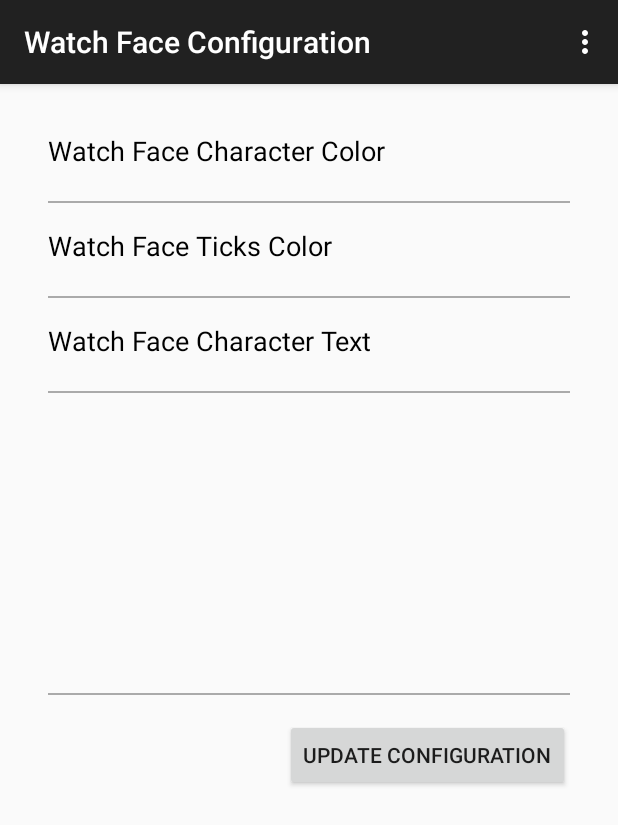
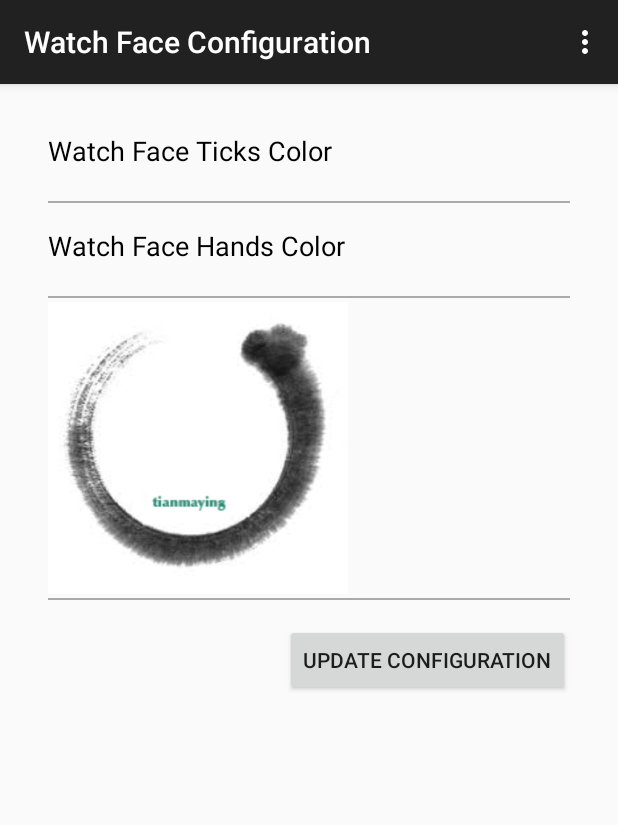
Before and after one commit to xiaozhi239/screentip, an Android app: the WatchFaceConfigActivity screen opened directly, with no data from a screen before it, on a phone screen of 412 x 824 dp. Shown: the top 825 px of the screen. Run offline under Robolectric (Android 15) with nearby library versions, the phone set to English and light mode, and no system bars; 1 statement that could not run was skipped.

Commit message:
Change the app title and app icon. Trim the unused features for the first version.

```diff
--- a/mobile/src/main/AndroidManifest.xml
+++ b/mobile/src/main/AndroidManifest.xml
@@ -8,7 +8,7 @@
 
     <application
         android:allowBackup="true"
-        android:icon="@mipmap/ic_launcher"
+        android:icon="@drawable/app_icon"
         android:label="@string/app_name"
         android:theme="@style/AppTheme" >
 
@@ -37,7 +37,7 @@
         </activity>
         <activity
             android:name=".tutorial.TutorialActivity"
-            android:label="@string/title_activity_tutorial" >
+            android:label="@string/app_name" >
             <intent-filter>
                 <action android:name="android.intent.action.MAIN" />
                 <category android:name="android.intent.category.LAUNCHER" />
--- a/mobile/src/main/java/com/huangsz/android/screentip/config/WatchFaceConfigActivity.java
+++ b/mobile/src/main/java/com/huangsz/android/screentip/config/WatchFaceConfigActivity.java
@@ -6,14 +6,17 @@ import android.graphics.Color;
 import android.net.Uri;
 import android.support.v7.app.ActionBarActivity;
 import android.os.Bundle;
+import android.text.Layout;
 import android.view.Menu;
 import android.view.MenuItem;
 import android.view.View;
 import android.widget.Button;
 import android.widget.ImageView;
+import android.widget.RelativeLayout;
 import android.widget.TextView;
 
 import com.huangsz.android.screentip.R;
+import com.huangsz.android.screentip.feature.FLAGS;
 import com.huangsz.android.screentip.utils.ImageUtils;
 import com.huangsz.android.screentip.widget.CharacterTipDialog;
 import com.huangsz.android.screentip.widget.ColorChooserDialog;
@@ -27,6 +30,8 @@ public class WatchFaceConfigActivity extends ActionBarActivity implements
 
     private static final String TAG_TICK_COLOR = "TAG_TICK_COLOR";
 
+    private static final String TAG_HAND_COLOR = "TAG_HAND_COLOR";
+
     private static final String TAG_CHARACTER_TEXT = "TAG_CHARACTER_TEXT";
 
     private static final int CODE_SELECT_BACKGROUND_PICTURE = 0;
@@ -34,6 +39,8 @@ public class WatchFaceConfigActivity extends ActionBarActivity implements
     private View mConfigCharacterColorPreview;
 
     private View mConfigTickColorPreview;
+
+    private View mConfigHandColorPreview;
 
     private TextView mConfigCharacterTextPreview;
 
@@ -49,12 +56,17 @@ public class WatchFaceConfigActivity extends ActionBarActivity implements
         setContentView(R.layout.activity_watch_face_config);
         mConfigCharacterColorPreview = findViewById(R.id.configuration_character_color_preview);
         mConfigTickColorPreview = findViewById(R.id.configuration_ticks_colour_preview);
+        mConfigHandColorPreview = findViewById(R.id.configuration_hands_colour_preview);
         mConfigCharacterTextPreview =
                 (TextView) findViewById(R.id.configuration_character_text_preview);
         mUpdateConfigButton = (Button) findViewById(R.id.configuration_update_button);
         mBackgroundImageView = (ImageView) findViewById(R.id.configuration_background);
         mWatchFaceConfigConnector = new WatchFaceConfigConnector(this);
-        findViewById(R.id.configuration_character_colour_layout).setOnClickListener(
+
+        RelativeLayout characterColorLayout = (RelativeLayout) findViewById(
+                R.id.configuration_character_colour_layout);
+        if (FLAGS.SCREEN_CHARACTER) {
+            characterColorLayout.setOnClickListener(
                     new View.OnClickListener() {
                         @Override
                         public void onClick(View v) {
@@ -63,6 +75,10 @@ public class WatchFaceConfigActivity extends ActionBarActivity implements
                                     .show(getFragmentManager(), TAG_CHARACTER_COLOR);
                         }
                     });
+        } else {
+            characterColorLayout.setVisibility(View.GONE);
+        }
+
         findViewById(R.id.configuration_ticks_colour_layout).setOnClickListener(
                 new View.OnClickListener() {
                     @Override
@@ -72,7 +88,20 @@ public class WatchFaceConfigActivity extends ActionBarActivity implements
                     }
                 }
         );
-        findViewById(R.id.configuration_character_text_layout).setOnClickListener(
+
+        findViewById(R.id.configuration_hands_colour_layout).setOnClickListener(
+                new View.OnClickListener() {
+            @Override
+            public void onClick(View v) {
+                ColorChooserDialog.newInstance(getString(R.string.watchface_hands_color))
+                        .show(getFragmentManager(), TAG_HAND_COLOR);
+            }
+        });
+
+        RelativeLayout characterTextLayout = (RelativeLayout) findViewById(
+                R.id.configuration_character_text_layout);
+        if (FLAGS.SCREEN_CHARACTER) {
+            characterTextLayout.setOnClickListener(
                     new View.OnClickListener() {
                         @Override
                         public void onClick(View v) {
@@ -80,6 +109,9 @@ public class WatchFaceConfigActivity extends ActionBarActivity implements
                         }
                     }
             );
+        } else {
+            characterTextLayout.setVisibility(View.GONE);
+        }
         mBackgroundImageView.setOnClickListener(new View.OnClickListener() {
             @Override
             public void onClick(View v) {
@@ -148,18 +180,21 @@ public class WatchFaceConfigActivity extends ActionBarActivity implements
 
     @Override
     public void onColourSelected(String color, String tag) {
-        if (TAG_CHARACTER_COLOR.equals(tag)) {
+        if (FLAGS.SCREEN_CHARACTER && TAG_CHARACTER_COLOR.equals(tag)) {
             mConfigCharacterColorPreview.setBackgroundColor(Color.parseColor(color));
             mWatchFaceConfigConnector.setCharacterColor(color);
         } else if (TAG_TICK_COLOR.equals(tag)) {
             mConfigTickColorPreview.setBackgroundColor(Color.parseColor(color));
             mWatchFaceConfigConnector.setTickColor(color);
+        } else if (TAG_HAND_COLOR.equals(tag)) {
+            mConfigHandColorPreview.setBackgroundColor(Color.parseColor(color));
+            mWatchFaceConfigConnector.setHandColor(color);
         }
     }
 
     @Override
     public void onTextChanged(String text, String tag) {
-        if (TAG_CHARACTER_TEXT.equals(tag)) {
+        if (FLAGS.SCREEN_CHARACTER && TAG_CHARACTER_TEXT.equals(tag)) {
             mConfigCharacterTextPreview.setText(text);
             mWatchFaceConfigConnector.setCharacterText(text);
         }
--- a/mobile/src/main/res/layout/activity_watch_face_config.xml
+++ b/mobile/src/main/res/layout/activity_watch_face_config.xml
@@ -66,6 +66,30 @@
     </RelativeLayout>
 
     <RelativeLayout
+      android:id="@+id/configuration_hands_colour_layout"
+      android:layout_width="match_parent"
+      android:layout_height="wrap_content"
+      android:background="@drawable/selector_preference_background"
+      android:paddingTop="16dp"
+      android:paddingBottom="16dp">
+
+      <TextView
+        android:layout_width="wrap_content"
+        android:layout_height="wrap_content"
+        android:layout_alignParentStart="true"
+        android:textSize="18sp"
+        android:textColor="@android:color/black"
+        android:text="@string/watchface_hands_color" />
+
+      <View
+        android:id="@+id/configuration_hands_colour_preview"
+        android:layout_width="30dp"
+        android:layout_height="30dp"
+        android:layout_alignParentEnd="true" />
+
+    </RelativeLayout>
+
+    <RelativeLayout
       android:id="@+id/configuration_character_text_layout"
       android:layout_width="match_parent"
       android:layout_height="wrap_content"
@@ -92,6 +116,7 @@
 
     <ImageView
       android:id="@+id/configuration_background"
+      android:src="@drawable/default_bg"
       android:layout_width="200dp"
       android:layout_height="200dp"/>
 
--- a/mobile/src/main/res/values/strings.xml
+++ b/mobile/src/main/res/values/strings.xml
@@ -1,5 +1,5 @@
 <resources>
-  <string name="app_name">ScreenTip</string>
+  <string name="app_name">Woface</string>
   <string name="title_activity_main">MainActivity</string>
   <string name="title_activity_watch_face_config">Watch Face Configuration</string>
   <string name="title_activity_tutorial">Welcome</string>
@@ -7,7 +7,9 @@
   <string name="action_settings">Settings</string>
 
   <string name="watchface_character_color">Watch Face Character Color</string>
+
   <string name="watchface_ticks_color">Watch Face Ticks Color</string>
+  <string name="watchface_hands_color">Watch Face Hands Color</string>
   <string name="watchface_character_text">Watch Face Character Text</string>
 
   <string name="text_update_config">Update Configuration</string>
```
Also changed, not shown: mobile/src/main/java/com/huangsz/android/screentip/config/WatchFaceConfigConnector.java (+13 -1 lines), mobile/src/main/java/com/huangsz/android/screentip/data/PreferenceHelper.java (added, +24 -0 lines), mobile/src/main/java/com/huangsz/android/screentip/feature/FLAGS.java (added, +9 -0 lines), mobile/src/main/res/layout/view_tutorial_page1_intro.xml (added, +8 -0 lines), mobile/src/main/res/layout/view_tutorial_page2_setup.xml (added, +8 -0 lines), mobile/src/main/res/layout/view_tutorial_page3_start.xml (added, +18 -0 lines), wear/src/main/java/com/huangsz/android/screentip/face/CharacterWatchFaceConnector.java (+7 -0 lines), wear/src/main/java/com/huangsz/android/screentip/face/CharacterWatchFaceRenderer.java (+14 -5 lines), wear/src/main/java/com/huangsz/android/screentip/feature/FLAGS.java (added, +9 -0 lines), mobile/src/main/res/drawable/app_icon.png (added), mobile/src/main/res/drawable/default_bg.png (added), mobile/src/main/res/drawable/icon_dot_black.png (added), mobile/src/main/res/drawable/icon_dot_white.jpg (added), mobile/src/main/res/drawable/tutorial_intro.png (added), 2 more files, 1 other file. Lines whose indentation alone changed are shown as unchanged.
